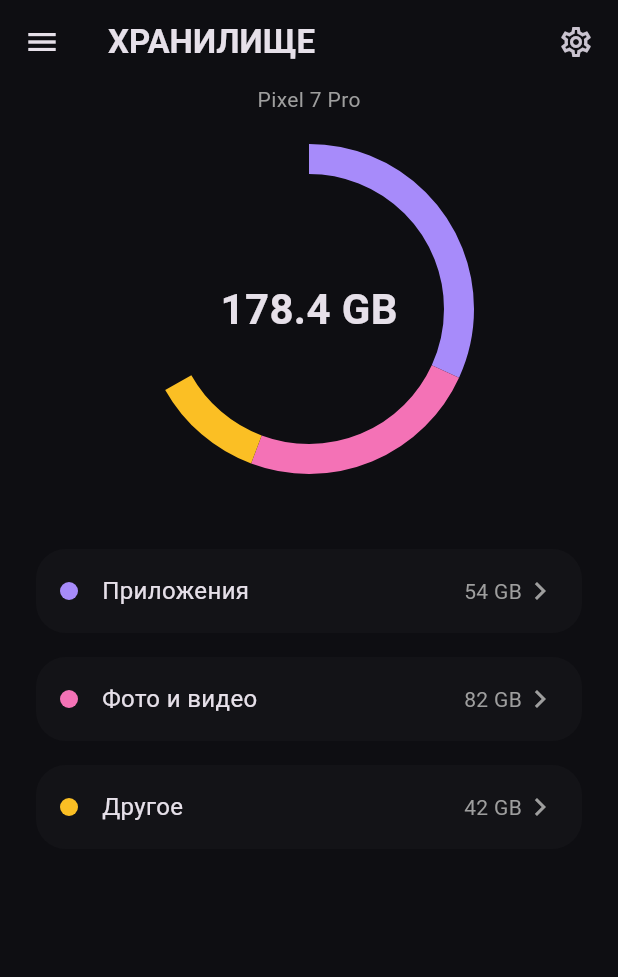
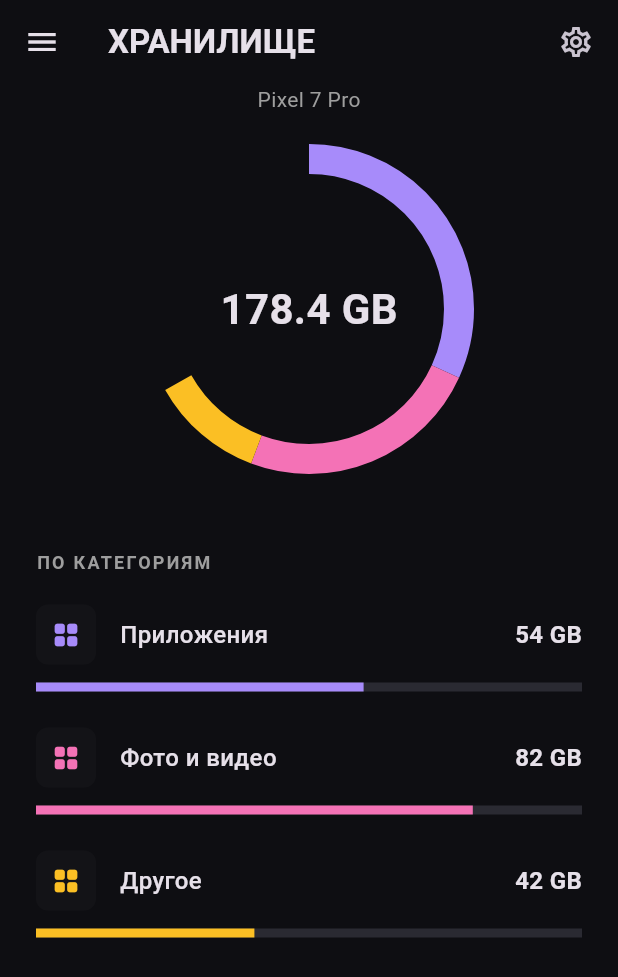
Before and after one commit to AlexBSCM/mem_view, a Flutter app: the screen it shows after launch, on a phone screen of 412 x 824 dp. Shown: the top 977 px of the screen. Run offline on Flutter 3.47's test engine with Material 3 defaults, Android fonts, the phone set to English and light mode, and no system bars.

Commit message:
убрал все скругления и градиенты

```diff
--- a/lib/main.dart
+++ b/lib/main.dart
@@ -47,34 +47,7 @@ class StorageScreen extends StatelessWidget {
             const SizedBox(height: 30),
             _buildActionCard(), // Кнопка "Очистить"
             const SizedBox(height: 30),
-            // Список категорий
-            _buildCategoryRow(
-              context,
-              title: 'Приложения',
-              size: '54 GB',
-              color: const Color(0xFFA78BFA),
-              onTap: () {
-                // ПЕРЕХОД НА ВТОРОЙ ЭКРАН
-                Navigator.push(
-                  context,
-                  MaterialPageRoute(
-                    builder: (context) => const AppsDetailScreen(),
-                  ),
-                );
-              },
-            ),
-            _buildCategoryRow(
-              context,
-              title: 'Фото и видео',
-              size: '82 GB',
-              color: const Color(0xFFF472B6),
-            ),
-            _buildCategoryRow(
-              context,
-              title: 'Другое',
-              size: '42 GB',
-              color: const Color(0xFFFBBF24),
-            ),
+            _buildCategorySection(),
           ],
         ),
       ),
@@ -102,35 +75,85 @@ class StorageScreen extends StatelessWidget {
     );
   }
 
-  Widget _buildCategoryRow(
-    BuildContext context, {
-    required String title,
-    required String size,
-    required Color color,
-    VoidCallback? onTap,
-  }) {
-    return GestureDetector(
-      onTap: onTap,
-      child: Container(
-        margin: const EdgeInsets.only(bottom: 16),
-        padding: const EdgeInsets.all(16),
-        decoration: BoxDecoration(
-          color: const Color(0xFF131317),
-          borderRadius: BorderRadius.circular(20),
+  Widget _buildCategorySection() {
+    return Column(
+      crossAxisAlignment: CrossAxisAlignment.start,
+      children: [
+        const Text(
+          'ПО КАТЕГОРИЯМ',
+          style: TextStyle(
+            color: Colors.grey,
+            fontSize: 12,
+            letterSpacing: 1.5,
+            fontWeight: FontWeight.bold,
+          ),
         ),
-        child: Row(
-          children: [
-            Container(
-              width: 12,
-              height: 12,
-              decoration: BoxDecoration(color: color, shape: BoxShape.circle),
+        const SizedBox(height: 20),
+        _buildCategoryItem('Приложения', '54 GB', 0.6, const Color(0xFFA78BFA)),
+        _buildCategoryItem(
+          'Фото и видео',
+          '82 GB',
+          0.8,
+          const Color(0xFFF472B6),
+        ),
+        _buildCategoryItem('Другое', '42 GB', 0.4, const Color(0xFFFBBF24)),
+      ],
+    );
+  }
+
+  Widget _buildCategoryItem(
+    String title,
+    String size,
+    double progress,
+    Color color,
+  ) {
+    return Padding(
+      padding: const EdgeInsets.only(bottom: 24),
+      child: Column(
+        children: [
+          Row(
+            children: [
+              // Квадратная плашка иконки
+              Container(
+                padding: const EdgeInsets.all(10),
+                decoration: BoxDecoration(
+                  color: const Color(0xFF131317),
+                  borderRadius: BorderRadius.circular(8),
+                ),
+                child: Icon(Icons.grid_view_rounded, size: 20, color: color),
+              ),
+              const SizedBox(width: 16),
+              Expanded(
+                child: Text(
+                  title,
+                  style: const TextStyle(
+                    fontSize: 16,
+                    fontWeight: FontWeight.w500,
+                  ),
+                ),
+              ),
+              Text(
+                size,
+                style: const TextStyle(
+                  fontSize: 16,
+                  fontWeight: FontWeight.bold,
+                ),
+              ),
+            ],
+          ),
+          const SizedBox(height: 12),
+          // Прогресс-бар: СТРОГО БЕЗ СКРУГЛЕНИЙ
+          Container(
+            height: 6,
+            width: double.infinity,
+            color: const Color(0xFF2A2A32),
+            child: FractionallySizedBox(
+              alignment: Alignment.centerLeft,
+              widthFactor: progress,
+              child: Container(color: color),
             ),
-            const SizedBox(width: 16),
-            Expanded(child: Text(title, style: const TextStyle(fontSize: 16))),
-            Text(size, style: const TextStyle(color: Colors.grey)),
-            const Icon(Icons.chevron_right, color: Colors.grey),
-          ],
-        ),
+          ),
+        ],
       ),
     );
   }
```
